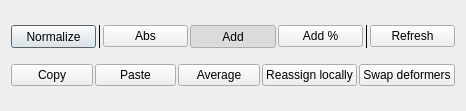
tbttfox/blurWeightModule_cleanup, file scripts/mWeightEditor/ui/weightEditorWidget.ui: the form before one commit.
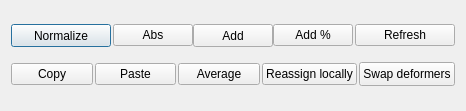
The form after the commit.

Commit message: starting the nurbsCurve array

Diff of the .ui file:
```diff
--- a/scripts/mWeightEditor/ui/weightEditorWidget.ui
+++ b/scripts/mWeightEditor/ui/weightEditorWidget.ui
@@ -51,15 +51,14 @@
          </widget>
         </item>
         <item>
-         <widget class="Line" name="line">
-          <property name="frameShadow">
-           <enum>QFrame::Plain</enum>
-          </property>
-          <property name="orientation">
-           <enum>Qt::Vertical</enum>
-          </property>
-         </widget>
-        </item>
+         <widget class="QWidget" name="widget" native="true">
+          <layout class="QHBoxLayout" name="horizontalLayout">
+           <property name="spacing">
+            <number>0</number>
+           </property>
+           <property name="margin">
+            <number>0</number>
+           </property>
         <item>
          <widget class="QPushButton" name="absBTN">
           <property name="text">
@@ -91,7 +90,7 @@
            <bool>true</bool>
           </property>
           <property name="checked">
-           <bool>true</bool>
+              <bool>false</bool>
           </property>
           <property name="autoExclusive">
            <bool>true</bool>
@@ -111,14 +110,7 @@
           </property>
          </widget>
         </item>
-        <item>
-         <widget class="Line" name="line_2">
-          <property name="frameShadow">
-           <enum>QFrame::Plain</enum>
-          </property>
-          <property name="orientation">
-           <enum>Qt::Vertical</enum>
-          </property>
+          </layout>
          </widget>
         </item>
         <item>
@@ -162,6 +154,12 @@
         </item>
         <item>
          <widget class="QPushButton" name="swapBTN">
+          <property name="minimumSize">
+           <size>
+            <width>0</width>
+            <height>24</height>
+           </size>
+          </property>
           <property name="text">
            <string>Swap deformers</string>
           </property>
```
Left out of the diff: 6 changed lines with no effect on the pictures. Lines whose indentation alone changed are shown as unchanged. The commit also changes 2 other files.
